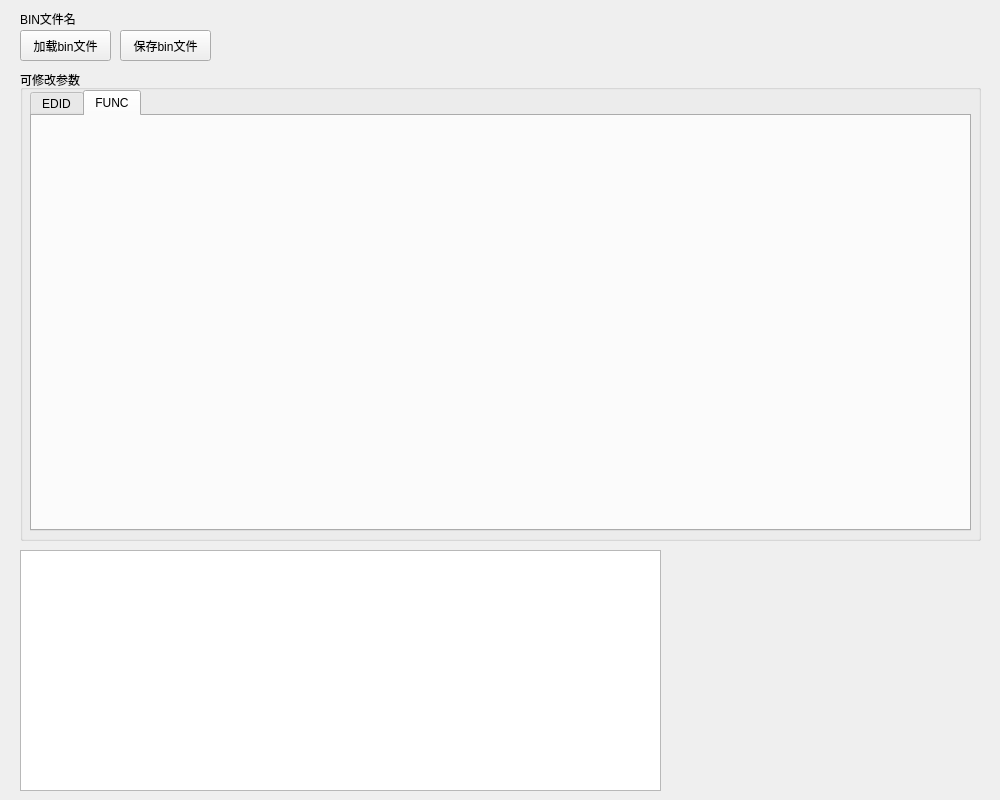
Old version of the form hk_bin_tool.ui in the repository wayneso/HK_BIN_TOOL.
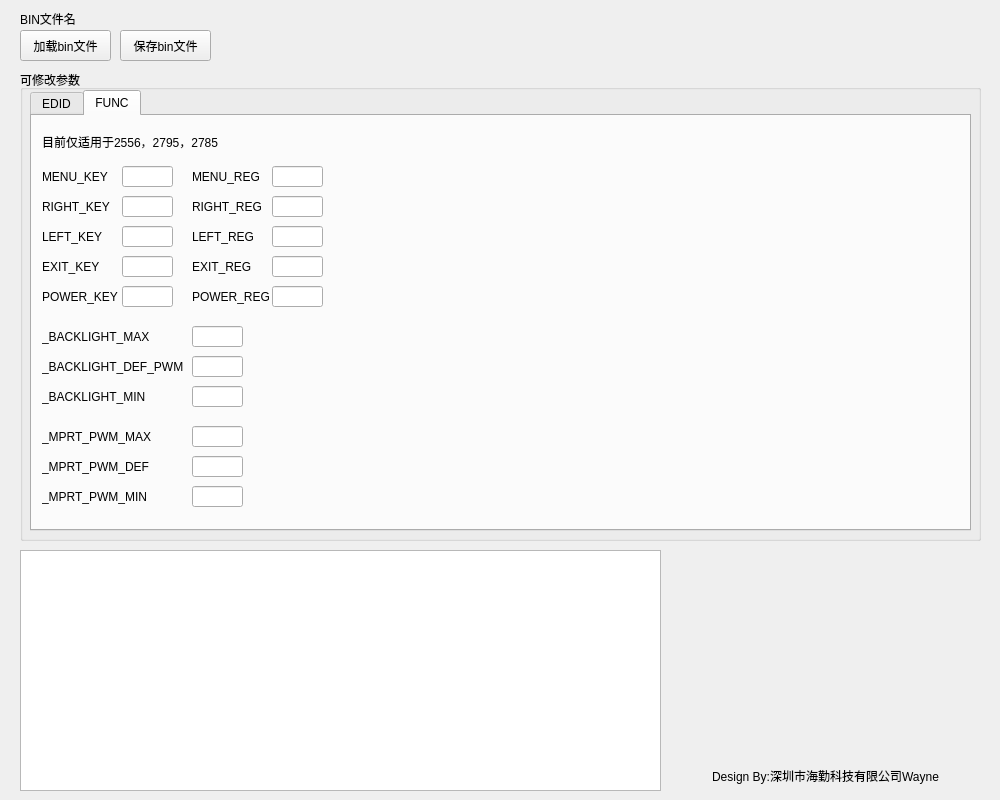
New version of the form. The open tabs and pages were chosen to show the change.

Commit message: 添加键值电流

What changed in the file:
```diff
--- a/hk_bin_tool.ui
+++ b/hk_bin_tool.ui
@@ -542,6 +542,387 @@
      <attribute name="title">
       <string>FUNC</string>
      </attribute>
+     <widget class="QLabel" name="label_10">
+      <property name="geometry">
+       <rect>
+        <x>10</x>
+        <y>10</y>
+        <width>911</width>
+        <height>31</height>
+       </rect>
+      </property>
+      <property name="text">
+       <string>目前仅适用于2556，2795，2785</string>
+      </property>
+     </widget>
+     <widget class="QLabel" name="label_12">
+      <property name="geometry">
+       <rect>
+        <x>10</x>
+        <y>50</y>
+        <width>81</width>
+        <height>21</height>
+       </rect>
+      </property>
+      <property name="text">
+       <string>MENU_KEY</string>
+      </property>
+     </widget>
+     <widget class="QLineEdit" name="MENU_KEY">
+      <property name="geometry">
+       <rect>
+        <x>90</x>
+        <y>50</y>
+        <width>51</width>
+        <height>21</height>
+       </rect>
+      </property>
+     </widget>
+     <widget class="QLabel" name="label_13">
+      <property name="geometry">
+       <rect>
+        <x>10</x>
+        <y>80</y>
+        <width>81</width>
+        <height>21</height>
+       </rect>
+      </property>
+      <property name="text">
+       <string>RIGHT_KEY</string>
+      </property>
+     </widget>
+     <widget class="QLineEdit" name="RIGHT_KEY">
+      <property name="geometry">
+       <rect>
+        <x>90</x>
+        <y>80</y>
+        <width>51</width>
+        <height>21</height>
+       </rect>
+      </property>
+     </widget>
+     <widget class="QLabel" name="label_14">
+      <property name="geometry">
+       <rect>
+        <x>10</x>
+        <y>110</y>
+        <width>81</width>
+        <height>21</height>
+       </rect>
+      </property>
+      <property name="text">
+       <string>LEFT_KEY</string>
+      </property>
+     </widget>
+     <widget class="QLineEdit" name="LEFT_KEY">
+      <property name="geometry">
+       <rect>
+        <x>90</x>
+        <y>110</y>
+        <width>51</width>
+        <height>21</height>
+       </rect>
+      </property>
+     </widget>
+     <widget class="QLabel" name="label_15">
+      <property name="geometry">
+       <rect>
+        <x>10</x>
+        <y>140</y>
+        <width>81</width>
+        <height>21</height>
+       </rect>
+      </property>
+      <property name="text">
+       <string>EXIT_KEY</string>
+      </property>
+     </widget>
+     <widget class="QLineEdit" name="EXIT_KEY">
+      <property name="geometry">
+       <rect>
+        <x>90</x>
+        <y>140</y>
+        <width>51</width>
+        <height>21</height>
+       </rect>
+      </property>
+     </widget>
+     <widget class="QLabel" name="label_16">
+      <property name="geometry">
+       <rect>
+        <x>10</x>
+        <y>170</y>
+        <width>81</width>
+        <height>21</height>
+       </rect>
+      </property>
+      <property name="text">
+       <string>POWER_KEY</string>
+      </property>
+     </widget>
+     <widget class="QLineEdit" name="POWER_KEY">
+      <property name="geometry">
+       <rect>
+        <x>90</x>
+        <y>170</y>
+        <width>51</width>
+        <height>21</height>
+       </rect>
+      </property>
+     </widget>
+     <widget class="QLineEdit" name="RIGHT_REG">
+      <property name="geometry">
+       <rect>
+        <x>240</x>
+        <y>80</y>
+        <width>51</width>
+        <height>21</height>
+       </rect>
+      </property>
+     </widget>
+     <widget class="QLabel" name="label_17">
+      <property name="geometry">
+       <rect>
+        <x>160</x>
+        <y>50</y>
+        <width>81</width>
+        <height>21</height>
+       </rect>
+      </property>
+      <property name="text">
+       <string>MENU_REG</string>
+      </property>
+     </widget>
+     <widget class="QLineEdit" name="MENU_REG">
+      <property name="geometry">
+       <rect>
+        <x>240</x>
+        <y>50</y>
+        <width>51</width>
+        <height>21</height>
+       </rect>
+      </property>
+     </widget>
+     <widget class="QLineEdit" name="POWER_REG">
+      <property name="geometry">
+       <rect>
+        <x>240</x>
+        <y>170</y>
+        <width>51</width>
+        <height>21</height>
+       </rect>
+      </property>
+     </widget>
+     <widget class="QLabel" name="label_18">
+      <property name="geometry">
+       <rect>
+        <x>160</x>
+        <y>140</y>
+        <width>81</width>
+        <height>21</height>
+       </rect>
+      </property>
+      <property name="text">
+       <string>EXIT_REG</string>
+      </property>
+     </widget>
+     <widget class="QLabel" name="label_19">
+      <property name="geometry">
+       <rect>
+        <x>160</x>
+        <y>170</y>
+        <width>81</width>
+        <height>21</height>
+       </rect>
+      </property>
+      <property name="text">
+       <string>POWER_REG</string>
+      </property>
+     </widget>
+     <widget class="QLineEdit" name="EXIT_REG">
+      <property name="geometry">
+       <rect>
+        <x>240</x>
+        <y>140</y>
+        <width>51</width>
+        <height>21</height>
+       </rect>
+      </property>
+     </widget>
+     <widget class="QLabel" name="label_20">
+      <property name="geometry">
+       <rect>
+        <x>160</x>
+        <y>80</y>
+        <width>81</width>
+        <height>21</height>
+       </rect>
+      </property>
+      <property name="text">
+       <string>RIGHT_REG</string>
+      </property>
+     </widget>
+     <widget class="QLineEdit" name="LEFT_REG">
+      <property name="geometry">
+       <rect>
+        <x>240</x>
+        <y>110</y>
+        <width>51</width>
+        <height>21</height>
+       </rect>
+      </property>
+     </widget>
+     <widget class="QLabel" name="label_21">
+      <property name="geometry">
+       <rect>
+        <x>160</x>
+        <y>110</y>
+        <width>81</width>
+        <height>21</height>
+       </rect>
+      </property>
+      <property name="text">
+       <string>LEFT_REG</string>
+      </property>
+     </widget>
+     <widget class="QLabel" name="label_22">
+      <property name="geometry">
+       <rect>
+        <x>10</x>
+        <y>210</y>
+        <width>141</width>
+        <height>21</height>
+       </rect>
+      </property>
+      <property name="text">
+       <string>_BACKLIGHT_MAX</string>
+      </property>
+     </widget>
+     <widget class="QLabel" name="label_23">
+      <property name="geometry">
+       <rect>
+        <x>10</x>
+        <y>240</y>
+        <width>141</width>
+        <height>21</height>
+       </rect>
+      </property>
+      <property name="text">
+       <string>_BACKLIGHT_DEF_PWM</string>
+      </property>
+     </widget>
+     <widget class="QLabel" name="label_24">
+      <property name="geometry">
+       <rect>
+        <x>10</x>
+        <y>270</y>
+        <width>141</width>
+        <height>21</height>
+       </rect>
+      </property>
+      <property name="text">
+       <string>_BACKLIGHT_MIN</string>
+      </property>
+     </widget>
+     <widget class="QLineEdit" name="_BACKLIGHT_DEF_PWM">
+      <property name="geometry">
+       <rect>
+        <x>160</x>
+        <y>240</y>
+        <width>51</width>
+        <height>21</height>
+       </rect>
+      </property>
+     </widget>
+     <widget class="QLineEdit" name="_BACKLIGHT_MAX">
+      <property name="geometry">
+       <rect>
+        <x>160</x>
+        <y>210</y>
+        <width>51</width>
+        <height>21</height>
+       </rect>
+      </property>
+     </widget>
+     <widget class="QLineEdit" name="_BACKLIGHT_MIN">
+      <property name="geometry">
+       <rect>
+        <x>160</x>
+        <y>270</y>
+        <width>51</width>
+        <height>21</height>
+       </rect>
+      </property>
+     </widget>
+     <widget class="QLineEdit" name="_MPRT_PWM_DEF">
+      <property name="geometry">
+       <rect>
+        <x>160</x>
+        <y>340</y>
+        <width>51</width>
+        <height>21</height>
+       </rect>
+      </property>
+     </widget>
+     <widget class="QLabel" name="label_25">
+      <property name="geometry">
+       <rect>
+        <x>10</x>
+        <y>310</y>
+        <width>141</width>
+        <height>21</height>
+       </rect>
+      </property>
+      <property name="text">
+       <string>_MPRT_PWM_MAX</string>
+      </property>
+     </widget>
+     <widget class="QLineEdit" name="_MPRT_PWM_MIN">
+      <property name="geometry">
+       <rect>
+        <x>160</x>
+        <y>370</y>
+        <width>51</width>
+        <height>21</height>
+       </rect>
+      </property>
+     </widget>
+     <widget class="QLineEdit" name="_MPRT_PWM_MAX">
+      <property name="geometry">
+       <rect>
+        <x>160</x>
+        <y>310</y>
+        <width>51</width>
+        <height>21</height>
+       </rect>
+      </property>
+     </widget>
+     <widget class="QLabel" name="label_26">
+      <property name="geometry">
+       <rect>
+        <x>10</x>
+        <y>370</y>
+        <width>141</width>
+        <height>21</height>
+       </rect>
+      </property>
+      <property name="text">
+       <string>_MPRT_PWM_MIN</string>
+      </property>
+     </widget>
+     <widget class="QLabel" name="label_27">
+      <property name="geometry">
+       <rect>
+        <x>10</x>
+        <y>340</y>
+        <width>141</width>
+        <height>21</height>
+       </rect>
+      </property>
+      <property name="text">
+       <string>_MPRT_PWM_DEF</string>
+      </property>
+     </widget>
     </widget>
    </widget>
   </widget>
@@ -558,6 +939,22 @@
     <bool>true</bool>
    </property>
   </widget>
+  <widget class="QLabel" name="label_11">
+   <property name="geometry">
+    <rect>
+     <x>670</x>
+     <y>760</y>
+     <width>311</width>
+     <height>31</height>
+    </rect>
+   </property>
+   <property name="text">
+    <string>Design By:深圳市海勤科技有限公司Wayne</string>
+   </property>
+   <property name="alignment">
+    <set>Qt::AlignmentFlag::AlignCenter</set>
+   </property>
+  </widget>
  </widget>
  <resources/>
  <connections/>
```
Left out of the diff: 2 changed lines with no effect on the pictures. The commit also changes 1 other file.
